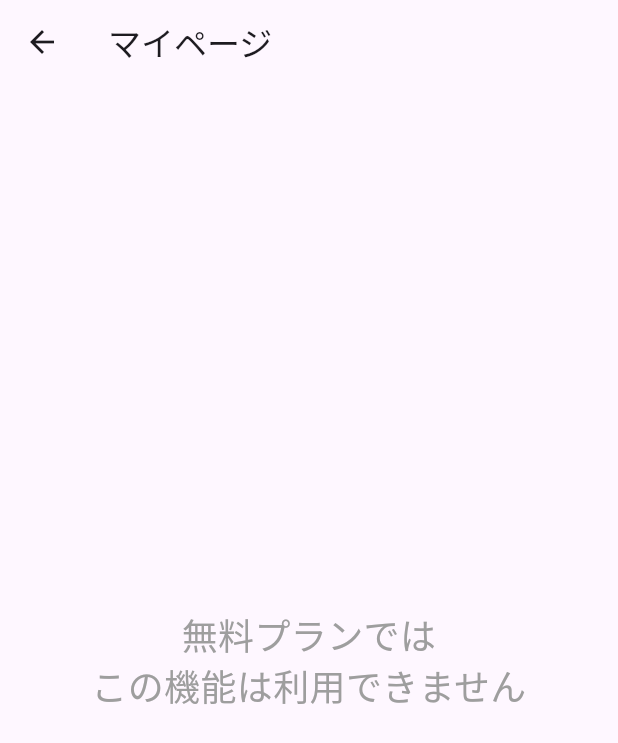
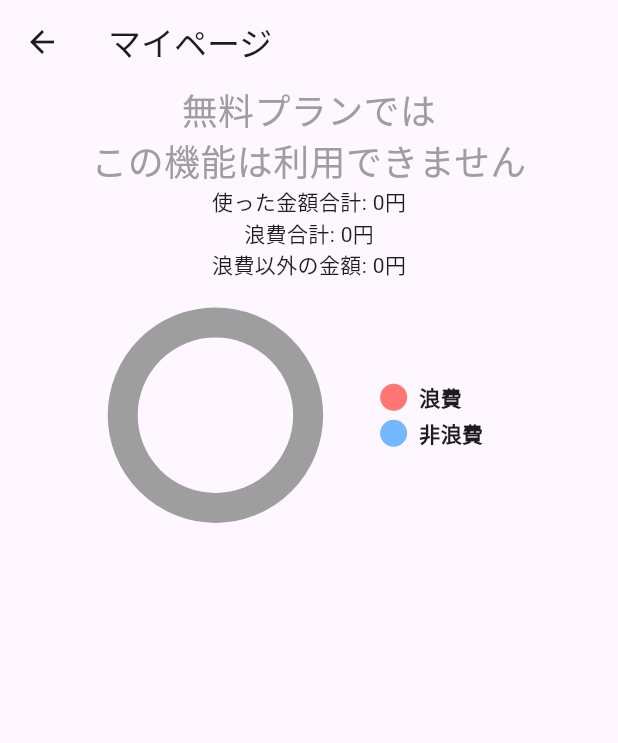
Before and after one commit to SS-56/kakeiboApps, a Flutter app: the MyPage screen opened directly, on a phone screen of 412 x 824 dp. Shown: the top 743 px of the screen. Run offline on Flutter 3.47's test engine with Material 3 defaults, Android fonts, the phone set to English and light mode, and no system bars; drawn by our look-alikes of pie_chart; our stand-ins replace cloud_firestore, firebase_auth, firebase_core, firebase_remote_config, flutter_riverpod, package_info_plus and 2 more; accounts and stored records are empty.

Commit message:
浪費額表示完成

```diff
--- a/lib/view_models/expense_view_model.dart
+++ b/lib/view_models/expense_view_model.dart
@@ -88,6 +88,18 @@ class ExpenseViewModel extends StateNotifier<List<Expense>> {
     ];
     saveData();
   }
+
+  // 浪費合計
+  double get wasteTotal {
+    return state
+        .where((e) => e.isWaste)
+        .fold<double>(0.0, (sum, e) => sum + e.amount);
+  }
+
+  // 使った金額合計
+  double get totalSpent {
+    return state.fold<double>(0.0, (sum, e) => sum + e.amount);
+  }
 }
 
 final expenseViewModelProvider =
--- a/lib/views/my_page/my_page.dart
+++ b/lib/views/my_page/my_page.dart
@@ -1,5 +1,7 @@
 import 'package:flutter/material.dart';
 import 'package:flutter_riverpod/flutter_riverpod.dart';
+import 'package:pie_chart/pie_chart.dart';
+import 'package:yosan_de_kakeibo/view_models/expense_view_model.dart';
 import 'package:yosan_de_kakeibo/view_models/subscription_status_view_model.dart';
 import 'package:yosan_de_kakeibo/views/my_page/subscription_page.dart';
 
@@ -8,16 +10,49 @@ class MyPage extends ConsumerWidget {
 
   @override
   Widget build(BuildContext context, WidgetRef ref) {
+    final size = MediaQuery.of(context).size;
+    final radius = size.shortestSide * 0.3; // 最短辺の30%
     final isPremium = ref.watch(subscriptionStatusProvider); // 課金状態を取得
+    final expenses = ref.watch(expenseViewModelProvider);
+    final totalSpent = expenses.fold<double>(0.0, (sum, e) => sum + e.amount);
+    final wasteTotal = expenses
+        .where((e) => e.isWaste)
+        .fold<double>(0.0, (sum, e) => sum + e.amount);
+    final nonWasteTotal = totalSpent - wasteTotal;
+
+    // 円グラフ用データ
+    final dataMap = {
+      "浪費": wasteTotal,
+      "非浪費": nonWasteTotal,
+    };
 
     return Scaffold(
       appBar: AppBar(
         title: Text("マイページ"),
       ),
-      body: Center(
-        child: isPremium == 'free'
-            ? _buildUpgradeMessage(context) // 無料プラン用メッセージを表示
-            : _buildSubscribedPlanCard(context, isPremium), // 課金プラン加入済みのCardを表示
+      body: SingleChildScrollView(
+        child: Center(
+          child: Column(
+            children: [
+              isPremium == 'free'
+                  ? _buildUpgradeMessage(context) // 無料プラン用メッセージを表示
+                  : _buildSubscribedPlanCard(context, isPremium),
+              // 浪費合計・非浪費合計 表示
+              Text("使った金額合計: ${totalSpent.toStringAsFixed(0)}円"),
+              Text("浪費合計: ${wasteTotal.toStringAsFixed(0)}円"),
+              Text("浪費以外の金額: ${nonWasteTotal.toStringAsFixed(0)}円"),
+              SizedBox(height: 20,),
+
+              // 円グラフ表示
+              PieChart(
+                dataMap: dataMap,
+                chartType: ChartType.ring,
+                chartRadius: radius,
+                // 他にも chartRadius, colorList, legendOptionsなどオプション多数
+              ),
+            ],
+          ), // 課金プラン加入済みのCardを表示
+        ),
       ),
     );
   }
--- a/pubspec.yaml
+++ b/pubspec.yaml
@@ -47,6 +47,7 @@ dependencies:
   cloud_firestore: ^5.6.2
   package_info_plus: ^8.1.3
   uuid: ^4.5.1
+  pie_chart: ^5.4.0
 
   pub_semver: ^2.1.0
 
```
Also changed, not shown: pubspec.lock.
